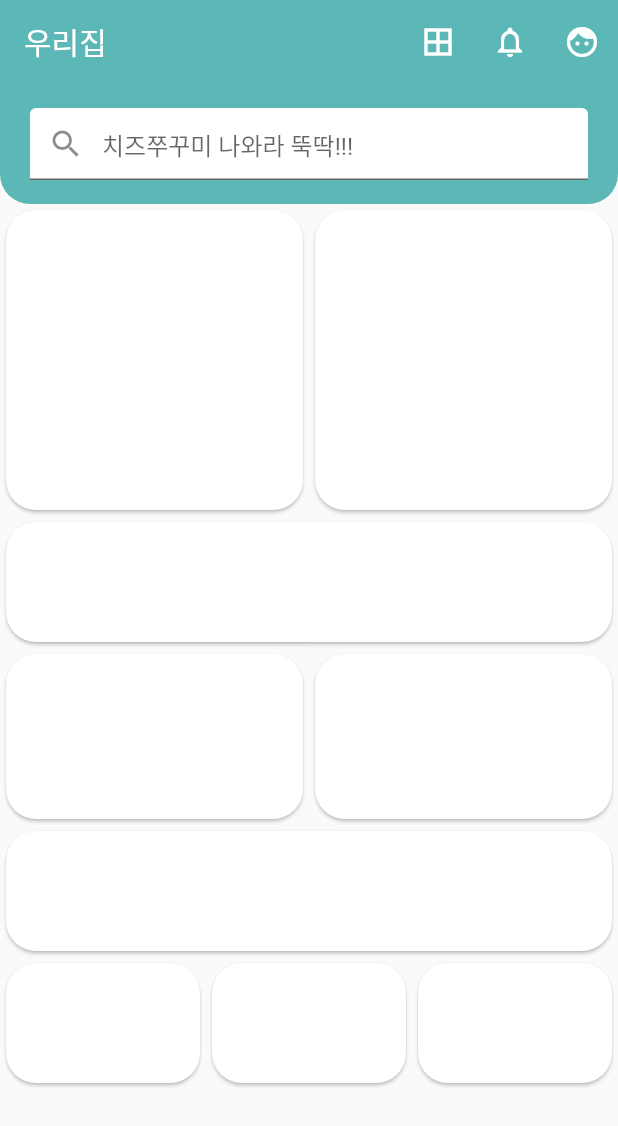
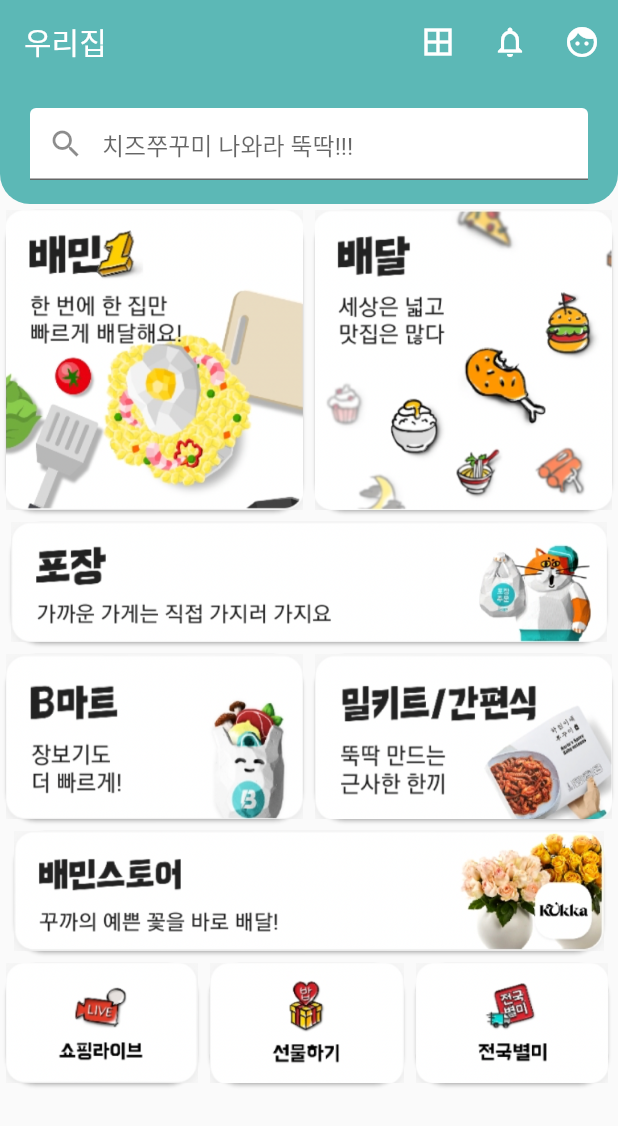
Before and after one commit to gumsang/flutter_baemin_ui, a Flutter app: the screen it shows after launch, on a phone screen of 412 x 824 dp. Shown: the top 1126 px of the screen. Run offline on Flutter 3.47's test engine with Material 2 defaults, Android fonts, the phone set to English and light mode, and no system bars.

Commit message:
feat 각 카드에 이미지 추가

```diff
--- a/lib/baemin_main.dart
+++ b/lib/baemin_main.dart
@@ -80,6 +80,10 @@
                           borderRadius: BorderRadius.circular(20),
                           color: Color.fromARGB(255, 255, 255, 255),
                         ),
+                        child: Image.asset(
+                          "assets/baemin1.png",
+                          fit: BoxFit.fill,
+                        ),
                       ),
                     ),
                   ),
@@ -95,6 +99,10 @@
                         decoration: BoxDecoration(
                           borderRadius: BorderRadius.circular(20),
                           color: Color.fromARGB(255, 255, 255, 255),
+                        ),
+                        child: Image.asset(
+                          "assets/baedal.png",
+                          fit: BoxFit.fill,
                         ),
                       ),
                     ),
@@ -113,6 +121,10 @@
                     borderRadius: BorderRadius.circular(20),
                     color: Color.fromARGB(255, 255, 255, 255),
                   ),
+                  child: Image.asset(
+                    "assets/pojang.png",
+                    fit: BoxFit.fill,
+                  ),
                 ),
               ),
               Row(
@@ -130,6 +142,10 @@
                           borderRadius: BorderRadius.circular(20),
                           color: Color.fromARGB(255, 255, 255, 255),
                         ),
+                        child: Image.asset(
+                          "assets/bmart.png",
+                          fit: BoxFit.fill,
+                        ),
                       ),
                     ),
                   ),
@@ -145,6 +161,10 @@
                         decoration: BoxDecoration(
                           borderRadius: BorderRadius.circular(20),
                           color: Color.fromARGB(255, 255, 255, 255),
+                        ),
+                        child: Image.asset(
+                          "assets/milkit.png",
+                          fit: BoxFit.fill,
                         ),
                       ),
                     ),
@@ -163,6 +183,10 @@
                     borderRadius: BorderRadius.circular(20),
                     color: Color.fromARGB(255, 255, 255, 255),
                   ),
+                  child: Image.asset(
+                    "assets/baeminstore.png",
+                    fit: BoxFit.fill,
+                  ),
                 ),
               ),
               Row(
@@ -180,6 +204,10 @@
                           borderRadius: BorderRadius.circular(20),
                           color: Color.fromARGB(255, 255, 255, 255),
                         ),
+                        child: Image.asset(
+                          "assets/shoppinglive.png",
+                          fit: BoxFit.fill,
+                        ),
                       ),
                     ),
                   ),
@@ -196,6 +224,10 @@
                           borderRadius: BorderRadius.circular(20),
                           color: Color.fromARGB(255, 255, 255, 255),
                         ),
+                        child: Image.asset(
+                          "assets/gift.png",
+                          fit: BoxFit.fill,
+                        ),
                       ),
                     ),
                   ),
@@ -211,6 +243,10 @@
                         decoration: BoxDecoration(
                           borderRadius: BorderRadius.circular(20),
                           color: Color.fromARGB(255, 255, 255, 255),
+                        ),
+                        child: Image.asset(
+                          "assets/byulme.png",
+                          fit: BoxFit.fill,
                         ),
                       ),
                     ),
```
